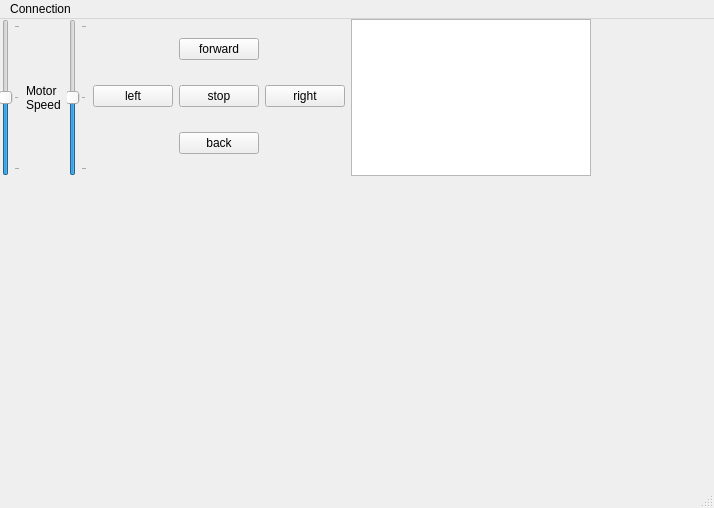
Above: gui/qt4Gui.ui from Chingzilla/msu_lunabot_controller before the change. Below: the same form after it.
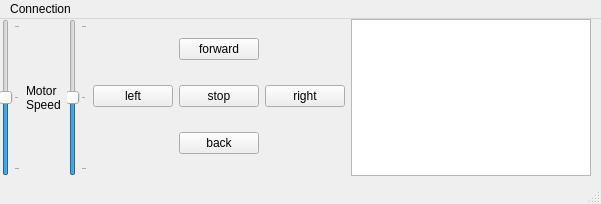
That is the form after the change.

Commit message: Added better comments changed error messages to output to stderr

The edit to the form file:
```diff
--- a/gui/qt4Gui.ui
+++ b/gui/qt4Gui.ui
@@ -6,8 +6,8 @@
    <rect>
     <x>0</x>
     <y>0</y>
-    <width>714</width>
-    <height>508</height>
+    <width>601</width>
+    <height>204</height>
    </rect>
   </property>
   <property name="windowTitle">
@@ -136,7 +136,7 @@
     <rect>
      <x>0</x>
      <y>0</y>
-     <width>714</width>
+     <width>601</width>
      <height>21</height>
     </rect>
    </property>
```
Left out of the diff: 35 changed lines with no effect on the pictures. The commit also changes 1 other file.
